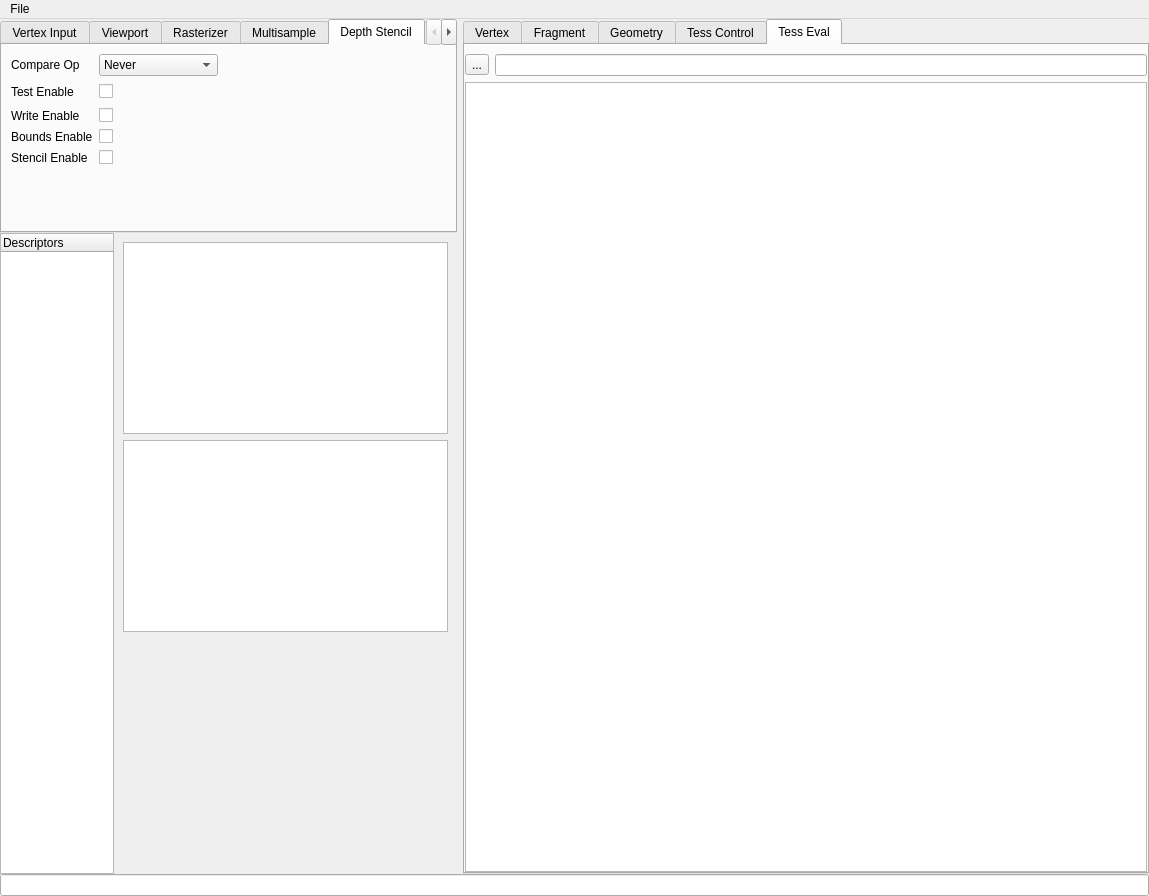
Before: the Qt Designer form Vulkan-Pipeline-Assistant/mainwindow.ui in Untitled-Games/Vulkan-Pipeline-Assistant, drawn with Qt 5.
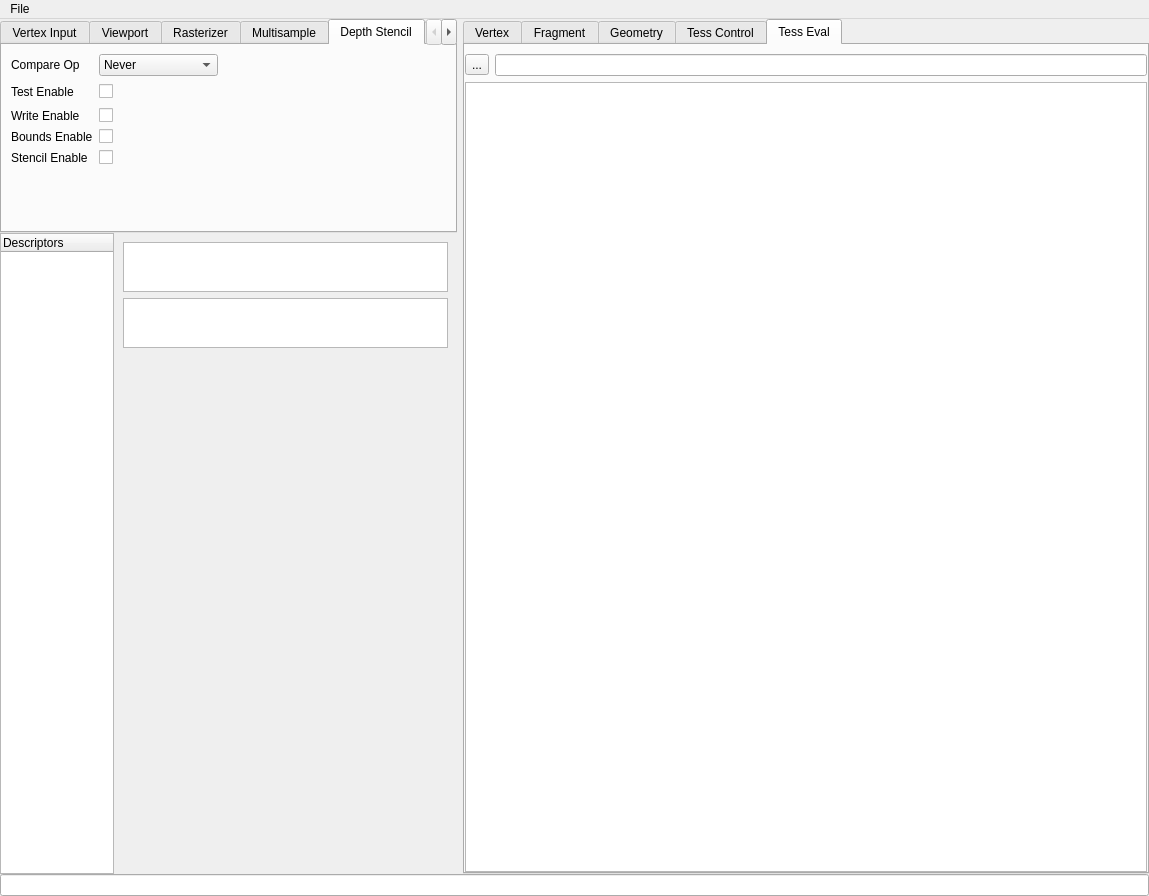
After: the same form once the commit is applied.

Commit message: Fixed tree deletion issue. Output to ui console.

Diff of the .ui file:
```diff
--- a/Vulkan-Pipeline-Assistant/mainwindow.ui
+++ b/Vulkan-Pipeline-Assistant/mainwindow.ui
@@ -232,10 +232,24 @@
          <widget class="QWidget" name="gwDescriptorContainer" native="true">
           <layout class="QVBoxLayout" name="verticalLayout_6">
            <item>
-            <widget class="QTextEdit" name="gtxDescriptorGroupInfo"/>
+            <widget class="QTextEdit" name="gtxDescriptorGroupInfo">
+             <property name="maximumSize">
+              <size>
+               <width>16777215</width>
+               <height>50</height>
+              </size>
+             </property>
+            </widget>
            </item>
            <item>
-            <widget class="QTextEdit" name="gtxDescriptorTypeInfo"/>
+            <widget class="QTextEdit" name="gtxDescriptorTypeInfo">
+             <property name="maximumSize">
+              <size>
+               <width>16777215</width>
+               <height>50</height>
+              </size>
+             </property>
+            </widget>
            </item>
           </layout>
          </widget>
```
Left out of the diff: 30 changed lines with no effect on the pictures. The commit also changes 6 other files.
